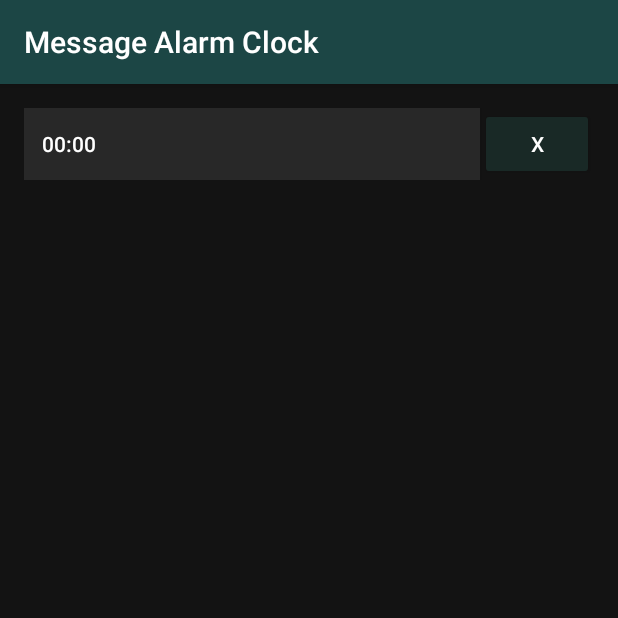
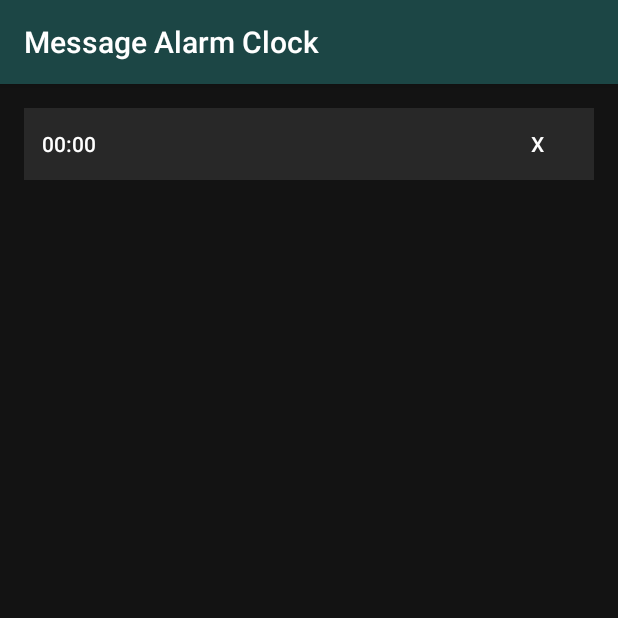
Before and after one commit to PudgeTheFish/Message-Alarm-App, an Android app: the screen it shows after launch (MainActivity), after a tap on an icon or button, on a phone screen of 412 x 824 dp, the top half of it. Run offline under Robolectric (Android 15) with nearby library versions, the phone set to English and light mode, and no system bars; 1 other tap on this screen came first.

Commit message:
alarm off functionality

```diff
--- a/app/src/main/AndroidManifest.xml
+++ b/app/src/main/AndroidManifest.xml
@@ -16,6 +16,7 @@
             </intent-filter>
         </activity>
         <receiver android:name=".AlarmReceiver" />
+        <service android:name=".RingtonePlayingService" android:enabled="true"></service>
     </application>
 
 </manifest>
--- a/app/src/main/java/pudgethefish/messagealarmclock/AlarmReceiver.java
+++ b/app/src/main/java/pudgethefish/messagealarmclock/AlarmReceiver.java
@@ -9,7 +9,10 @@ import android.util.Log;
 public class AlarmReceiver extends BroadcastReceiver {
     @Override
     public void onReceive(Context context, Intent intent) {
-        Log.e("We are in the receiver", "wooo");
+        Log.wtf("We are in the receiver", "wooo");
 
+        Intent service_intent = new Intent(context, RingtonePlayingService.class);
+
+        context.startService(service_intent);
     }
 }
--- a/app/src/main/java/pudgethefish/messagealarmclock/MainActivity.java
+++ b/app/src/main/java/pudgethefish/messagealarmclock/MainActivity.java
@@ -25,7 +25,7 @@ public class MainActivity extends AppCompatActivity implements TimePickerDialog.
     //to make our alarm manager
     AlarmManager alarm_manager;
     private PendingIntent pending_intent;
-    private Button alarm_butt;
+    private Button alarm_butt, off_butt;
     private AlarmReceiver alarm;
     private Calendar cal;
     private Intent myIntent;
@@ -46,6 +46,7 @@ public class MainActivity extends AppCompatActivity implements TimePickerDialog.
 
         //turn the alarm on
         alarm_butt = (Button) findViewById(R.id.time_button);
+        off_butt = (Button) findViewById(R.id.cancel_button);
 
         alarm_butt.setOnClickListener(new View.OnClickListener() {
             @Override
@@ -53,14 +54,15 @@ public class MainActivity extends AppCompatActivity implements TimePickerDialog.
 
                 DialogFragment newFragment = new TimePickerFragment();
                 newFragment.show(getSupportFragmentManager(), "timePicker");
+                int mColor = ContextCompat.getColor(context, R.color.colorButtonNormal);
+                alarm_butt.setBackgroundColor(mColor);
+                off_butt.setBackgroundColor(mColor);
 
             }
         });
 
 
         //turn the alarm off
-        Button off_butt = (Button) findViewById(R.id.cancel_button);
-
         off_butt.setOnClickListener(new View.OnClickListener() {
             @Override
             public void onClick(View view) {
@@ -68,6 +70,7 @@ public class MainActivity extends AppCompatActivity implements TimePickerDialog.
 
                 int mColor = ContextCompat.getColor(context, R.color.colorCancelAlarm);
                 alarm_butt.setBackgroundColor(mColor);
+                off_butt.setBackgroundColor(mColor);
             }
         });
 
```
Also changed, not shown: app/src/main/java/pudgethefish/messagealarmclock/RingtonePlayingService.java (+32 -4 lines).
